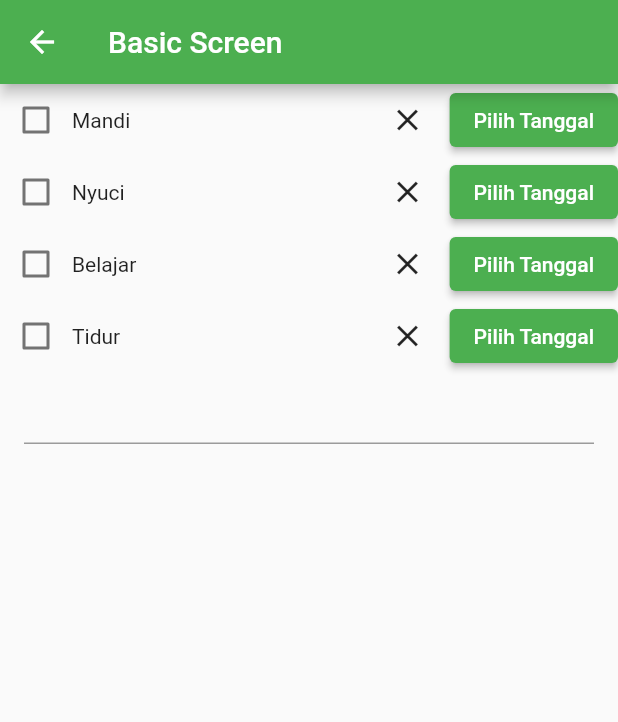
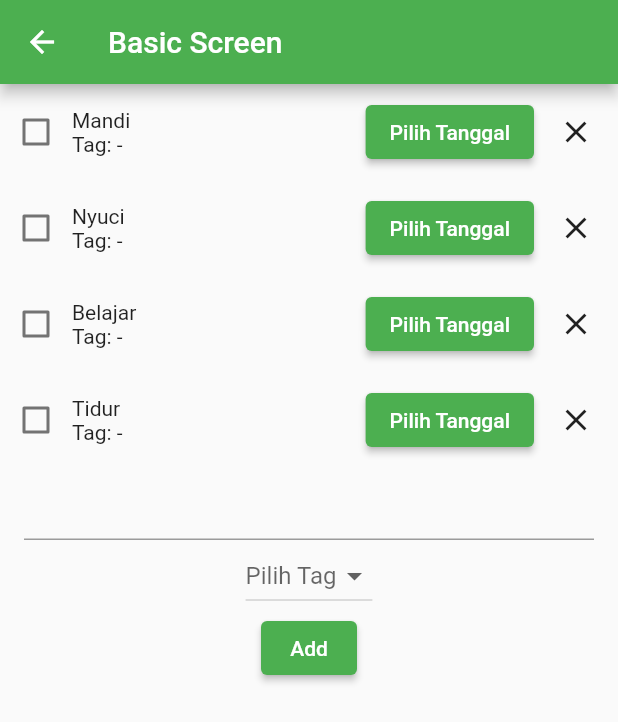
Before and after one commit to imaldi/learn_flutter_from_basic, a Flutter app: the BasicScreen screen opened directly, on a phone screen of 412 x 824 dp. Shown: the top 722 px of the screen. Run offline on Flutter 3.47's test engine with Material 2 defaults, Android fonts, the phone set to English and light mode, and no system bars; our stand-ins replace shared_preferences; accounts and stored records are empty.

Commit message:
done adding and editing tag for tasks

```diff
--- a/lib/basic_screen.dart
+++ b/lib/basic_screen.dart
@@ -1,8 +1,15 @@
 import 'package:flutter/material.dart';
 import 'package:intl/intl.dart';
 import 'package:learn_flutter_from_basic/edit_item_screen.dart';
+import 'package:learn_flutter_from_basic/presentation/widgets/tag_dropdown_button.dart';
 
-import 'model/ToDo.dart';
+import 'model/to_do.dart';
+
+const tagDropdownValues = [
+  "Chores",
+  "Fitness",
+  "Study",
+];
 
 class BasicScreen extends StatefulWidget {
 
@@ -35,27 +42,7 @@ class _BasicScreenState extends State<BasicScreen> {
   ];
   var inputController = TextEditingController();
 
-  // 1. cara pertama cuma modal for dan function
-  List<Widget> widgetTodo() {
-    var listOfToDos = <Widget>[];
-    for (var i = 0; i < listTodo.length; i++) {
-      listOfToDos.add(
-        Row(
-          children: [
-            Checkbox(
-                value: listTodo[i].isDone,
-                onChanged: (val) {
-                  setState(() {
-                    listTodo[i].isDone = !listTodo[i].isDone;
-                  });
-                }),
-            Text(listTodo[i].task),
-          ],
-        ),
-      );
-    }
-    return listOfToDos;
-  }
+  var selectedTag;
 
   @override
   Widget build(BuildContext context) {
@@ -85,7 +72,10 @@ class _BasicScreenState extends State<BasicScreen> {
                   itemCount: listTodo.length,
                   // ini widget yang di buat per Item dari List yg dia generate
                   itemBuilder: (context, index) {
-                    return Row(
+                    return
+                      Container(
+                        margin: EdgeInsets.symmetric(vertical: 8),
+                        child: Row(
                         children: [
                           Checkbox(
                               value: listTodo[index].isDone,
@@ -105,17 +95,13 @@ class _BasicScreenState extends State<BasicScreen> {
                                   listTodo[index].task = newValue;
                                 });
                               },
-                            child: Text(listTodo[index].task))),
-                        Container(
-                          margin: const EdgeInsets.only(right: 16),
-                          child: GestureDetector(
-                              onTap: (){
-                                setState((){
-                                  listTodo.removeAt(index);
-                                });
-                              },
-                              child: Icon(Icons.clear)),
-                        ),
+                              child: Column(
+                                crossAxisAlignment: CrossAxisAlignment.start,
+                                children: [
+                                  Text(listTodo[index].task),
+                                  Text("Tag: ${listTodo[index].tag ?? "-"}"),
+                                ],
+                              ))),
                           ElevatedButton(onPressed: () async {
                             var theDate = await showDatePicker(context: context, initialDate: DateTime.now(), firstDate: DateTime(2020), lastDate: DateTime(2050));
                             var theTime = await showTimePicker(context: context, initialTime: TimeOfDay.fromDateTime(DateTime.now()));
@@ -125,20 +111,44 @@ class _BasicScreenState extends State<BasicScreen> {
                             setState(() {
                               listTodo[index].jadwal = dateWithTime;
                             });
-                        }, child: Text((listTodo[index].jadwal == null ? "Pilih Tanggal" : DateFormat("dd - MMM - yyyy | HH:mm").format(listTodo[index].jadwal ?? DateTime.now())).toString() ))
+                          }, child: Text((listTodo[index].jadwal == null ? "Pilih Tanggal" : DateFormat("dd - MMM - yyyy \nHH:mm").format(listTodo[index].jadwal ?? DateTime.now())).toString() )),
+                          Container(
+                            margin: const EdgeInsets.only(right: 16, left: 16),
+                            child: GestureDetector(
+                                onTap: (){
+                                  setState((){
+                                    listTodo.removeAt(index);
+                                  });
+                                },
+                                child: Icon(Icons.clear)),
+                          ),
                         ],
+                    ),
                       );
                   }),
               Container(
                   margin: const EdgeInsets.symmetric(horizontal: 16),
-                  child: TextFormField(
+                  child: Column(
+                    children: [
+                      TextFormField(
                         controller: inputController,
-                    onEditingComplete: (){
+                      ),
+                      TagDropdownButton(
+                        selectedTag,
+                        callbackSetState: (valueFromInternal){
+                        setState(() {
+                          selectedTag = valueFromInternal;
+                        });
+                      },),
+                      ElevatedButton(onPressed: (){
                         setState((){
-                        listTodo.add(ToDo(false,inputController.text)) ;
+                          listTodo.add(ToDo(false,inputController.text,tag: selectedTag)) ;
                           inputController.text = "";
+                          selectedTag = null;
+                          print("selectedTag $selectedTag");
                         });
-                    },
+                      }, child: Text("Add"))
+                    ],
                   )),
             ],
           ),
--- a/lib/model/ToDo.dart
+++ /dev/null
@@ -1,6 +0,0 @@
-class ToDo {
-  bool isDone;
-  String task;
-  DateTime? jadwal;
-  ToDo(this.isDone,this.task, {this.jadwal});
-}
--- /dev/null
+++ b/lib/model/to_do.dart
@@ -0,0 +1,7 @@
+class ToDo {
+  bool isDone;
+  String task;
+  String? tag;
+  DateTime? jadwal;
+  ToDo(this.isDone,this.task,{this.tag, this.jadwal});
+}
--- /dev/null
+++ b/lib/presentation/widgets/tag_dropdown_button.dart
@@ -0,0 +1,33 @@
+import 'package:flutter/material.dart';
+
+class TagDropdownButton extends StatefulWidget {
+  String? selectedTag;
+  void Function(String?)? callbackSetState;
+  TagDropdownButton(this.selectedTag, {this.callbackSetState, Key? key}) : super(key: key);
+
+  @override
+  _TagDropdownButtonState createState() => _TagDropdownButtonState();
+}
+
+// kita bisa reuse layout, tapi functionalitas/behavior widget beda
+class _TagDropdownButtonState extends State<TagDropdownButton> {
+  // String? selectedTag;
+  @override
+  Widget build(BuildContext context) {
+    return DropdownButton(
+        value: widget.selectedTag,
+        hint: Text("Pilih Tag"),
+        items: const [
+          DropdownMenuItem(child: Text("Chores"),value: "Chores"),
+          DropdownMenuItem(child: Text("Fitness"), value: "Fitness"),
+          DropdownMenuItem(child: Text("Study"), value: "Study",),
+        ], onChanged: (value){
+      setState((){
+        widget.selectedTag = value;
+        if(widget.callbackSetState != null) {
+          widget.callbackSetState!(value);
+        }
+      });
+    });
+  }
+}
```
Also changed, not shown: lib/edit_item_screen.dart (+22 -1 lines). Lines whose indentation alone changed are shown as unchanged.
